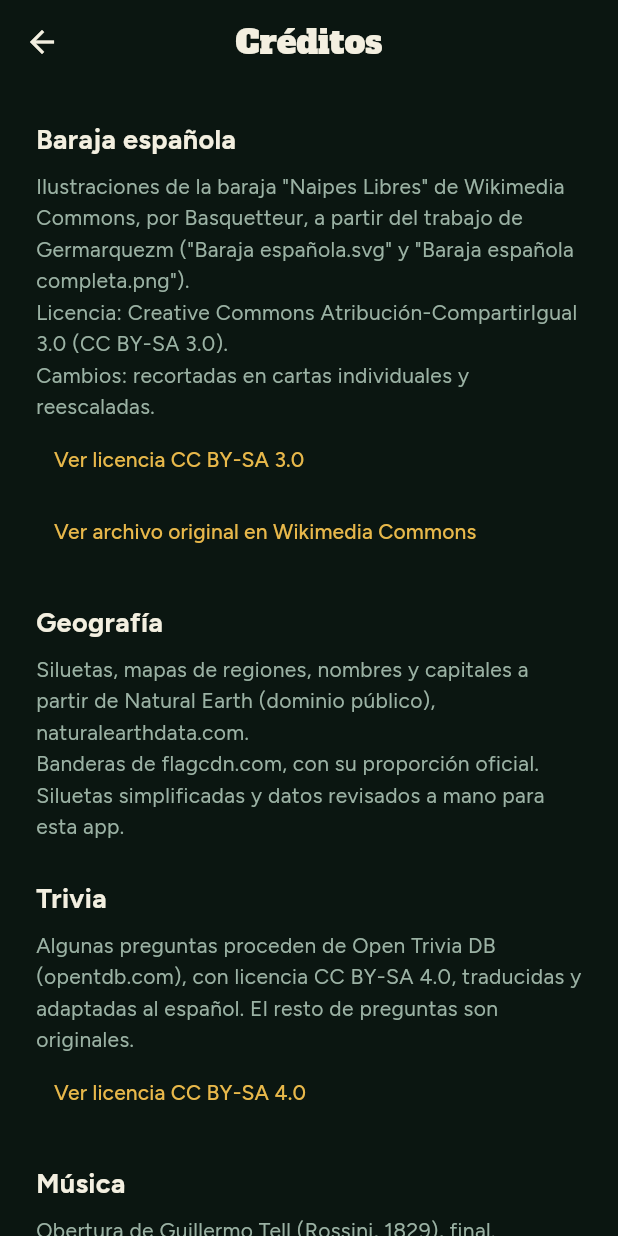
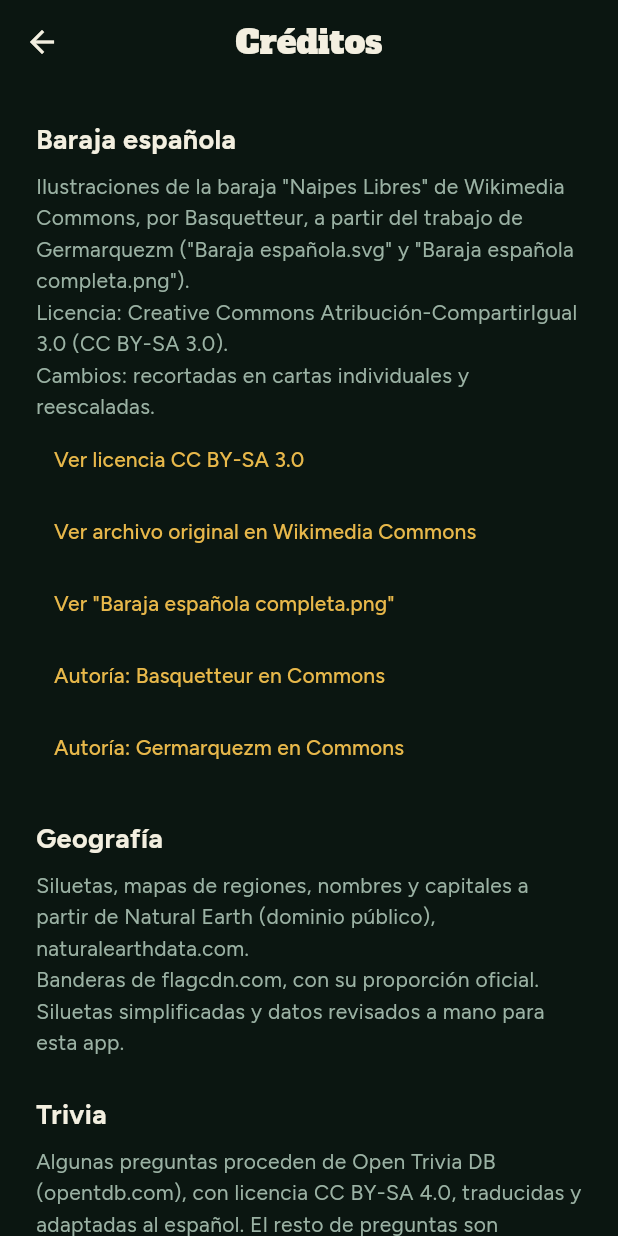
Before and after one commit to jlopez0/Paddock, a Flutter app: the CreditsScreen screen opened by its route, on a phone screen of 412 x 824 dp. Run offline on Flutter 3.47's test engine with Material 3 defaults, Android fonts, the phone set to English and light mode, and no system bars; our stand-ins replace audioplayers, confetti, flutter_riverpod, flutter_svg, go_router, material_ui and 3 more; accounts and stored records are empty; project files that could hold a hidden picture were left out.

Commit message:
feat(creditos): enlaces a la autoria y archivos de la baraja en Commons
Co-Authored-By: Claude Sonnet 5.5 <noreply@anthropic.com>

```diff
--- a/lib/app/credits_screen.dart
+++ b/lib/app/credits_screen.dart
@@ -13,6 +13,15 @@ class CreditsScreen extends StatelessWidget {
 
   static const _commonsBaraja =
       'https://commons.wikimedia.org/wiki/File:Baraja_espa%C3%B1ola.svg';
+
+  static const _commonsBarajaCompleta =
+      'https://commons.wikimedia.org/wiki/File:Baraja_espa%C3%B1ola_completa.png';
+
+  static const _commonsBasquetteur =
+      'https://commons.wikimedia.org/wiki/User:Basquetteur';
+
+  static const _commonsGermarquezm =
+      'https://commons.wikimedia.org/wiki/User:Germarquezm';
 
   static const _ofl =
       'https://openfontlicense.org/open-font-license-official-text/';
@@ -79,6 +88,27 @@ class CreditsScreen extends StatelessWidget {
               child: TextButton(
                 onPressed: () => _openLicense(context, _commonsBaraja),
                 child: const Text('Ver archivo original en Wikimedia Commons'),
+              ),
+            ),
+            Align(
+              alignment: Alignment.centerLeft,
+              child: TextButton(
+                onPressed: () => _openLicense(context, _commonsBarajaCompleta),
+                child: const Text('Ver "Baraja española completa.png"'),
+              ),
+            ),
+            Align(
+              alignment: Alignment.centerLeft,
+              child: TextButton(
+                onPressed: () => _openLicense(context, _commonsBasquetteur),
+                child: const Text('Autoría: Basquetteur en Commons'),
+              ),
+            ),
+            Align(
+              alignment: Alignment.centerLeft,
+              child: TextButton(
+                onPressed: () => _openLicense(context, _commonsGermarquezm),
+                child: const Text('Autoría: Germarquezm en Commons'),
               ),
             ),
             SizedBox(height: 24),
```
Also changed, not shown: 1 other file.
